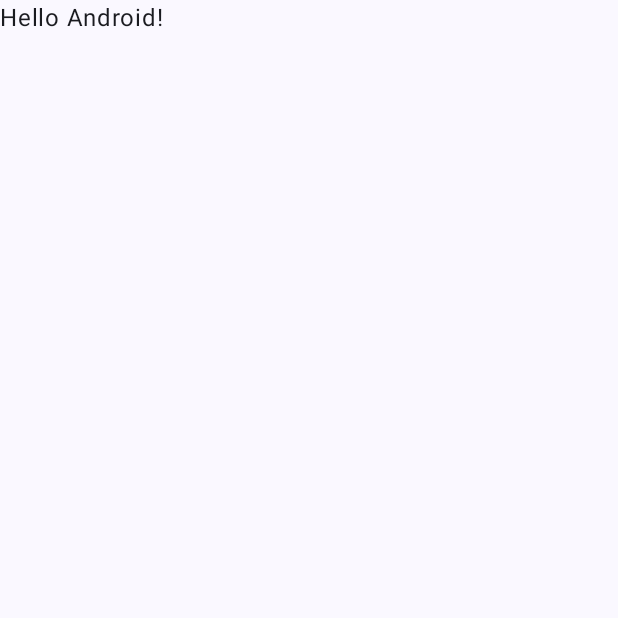
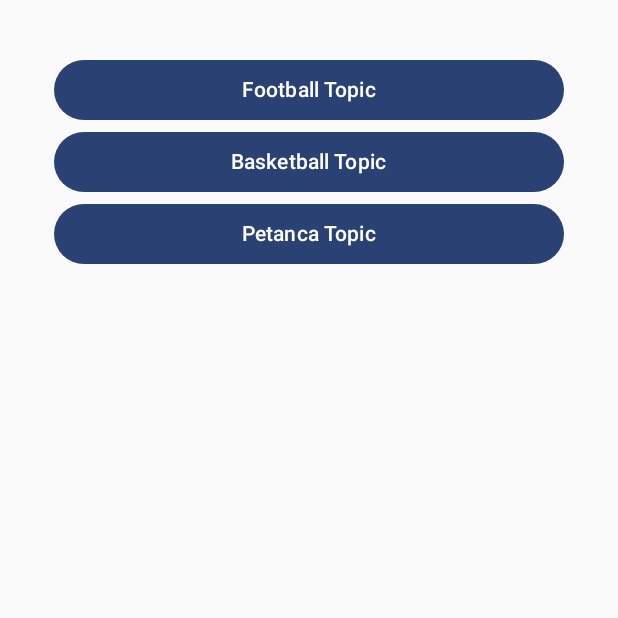
Before and after one commit to DavidGlezQ/FirebaseBasicNotifications, an Android app built with Jetpack Compose: the screen it shows after launch (MainActivity), on a phone screen of 412 x 824 dp, the top half of it. Before the commit the part shown is almost empty. Run offline under Robolectric (Android 15) with nearby library versions, the phone set to English and light mode, and no system bars; our stand-ins replace Dagger/Hilt's generated code.

Commit message:
topics advanced notifications

```diff
--- a/app/src/main/java/com/david/glez/firebasebasicnotifications/MainActivity.kt
+++ b/app/src/main/java/com/david/glez/firebasebasicnotifications/MainActivity.kt
@@ -5,21 +5,30 @@ import android.util.Log
 import androidx.activity.ComponentActivity
 import androidx.activity.compose.setContent
 import androidx.activity.enableEdgeToEdge
+import androidx.activity.viewModels
+import androidx.compose.foundation.layout.Column
 import androidx.compose.foundation.layout.fillMaxSize
+import androidx.compose.foundation.layout.fillMaxWidth
 import androidx.compose.foundation.layout.padding
-import androidx.compose.material3.Scaffold
+import androidx.compose.material3.Button
 import androidx.compose.material3.Text
 import androidx.compose.runtime.Composable
+import androidx.compose.ui.Alignment.Companion.CenterHorizontally
 import androidx.compose.ui.Modifier
 import androidx.compose.ui.tooling.preview.Preview
+import androidx.compose.ui.unit.dp
+import com.david.glez.firebasebasicnotifications.data.TopicsService.Companion.BASKETBALL_TOPIC
+import com.david.glez.firebasebasicnotifications.data.TopicsService.Companion.FOOTBALL_TOPIC
+import com.david.glez.firebasebasicnotifications.data.TopicsService.Companion.PETANCA_TOPIC
 import com.david.glez.firebasebasicnotifications.ui.theme.FirebaseBasicNotificationsTheme
+import com.david.glez.firebasebasicnotifications.ui.theme.MainViewModel
 import dagger.hilt.android.AndroidEntryPoint
 
 @AndroidEntryPoint
 class MainActivity : ComponentActivity() {
+    val mainViewModel: MainViewModel by viewModels()
     override fun onCreate(savedInstanceState: Bundle?) {
         super.onCreate(savedInstanceState)
-
         //get extras whe the notification is clicked
         val extras = intent.extras
         if (extras != null) {
@@ -29,34 +38,41 @@ class MainActivity : ComponentActivity() {
             Log.i("Message", "$example1")
             Log.i("Message", "$example2")
             Log.i("Message", "$example3")
-
         }
         enableEdgeToEdge()
         setContent {
             FirebaseBasicNotificationsTheme {
-                Scaffold(modifier = Modifier.fillMaxSize()) { innerPadding ->
-                    Greeting(
-                        name = "Android",
-                        modifier = Modifier.padding(innerPadding)
-                    )
-                }
+                Greeting(mainViewModel)
             }
         }
     }
 }
 
 @Composable
-fun Greeting(name: String, modifier: Modifier = Modifier) {
-    Text(
-        text = "Hello $name!",
-        modifier = modifier
-    )
-}
-
-@Preview(showBackground = true)
-@Composable
-fun GreetingPreview() {
-    FirebaseBasicNotificationsTheme {
-        Greeting("Android")
+fun Greeting(mainViewModel: MainViewModel) {
+    Column(
+        modifier = Modifier
+            .fillMaxSize()
+            .padding(36.dp),
+        horizontalAlignment = CenterHorizontally
+    ) {
+        Button(
+            onClick = { mainViewModel.subscribeToTopic(FOOTBALL_TOPIC) },
+            modifier = Modifier.fillMaxWidth()
+        ) {
+            Text(text = "Football Topic")
+        }
+        Button(
+            onClick = { mainViewModel.subscribeToTopic(BASKETBALL_TOPIC) },
+            modifier = Modifier.fillMaxWidth()
+        ) {
+            Text(text = "Basketball Topic")
+        }
+        Button(
+            onClick = { mainViewModel.subscribeToTopic(PETANCA_TOPIC) },
+            modifier = Modifier.fillMaxWidth()
+        ) {
+            Text(text = "Petanca Topic")
+        }
     }
 }
--- /dev/null
+++ b/app/src/main/java/com/david/glez/firebasebasicnotifications/data/TopicsService.kt
@@ -0,0 +1,28 @@
+package com.david.glez.firebasebasicnotifications.data
+
+import android.util.Log
+import com.google.firebase.messaging.FirebaseMessaging
+import javax.inject.Inject
+
+class TopicsService @Inject constructor(val firebaseMessaging: FirebaseMessaging) {
+    companion object {
+        const val FOOTBALL_TOPIC = "football_topic"
+        const val BASKETBALL_TOPIC = "basketball_topic"
+        const val PETANCA_TOPIC = "petanca_topic"
+    }
+
+    fun subscribeToTopic(topic: String) {
+        firebaseMessaging.subscribeToTopic(topic).addOnCompleteListener { task ->
+            if (task.isSuccessful) {
+                Log.i("NotificationSub", "Subscribed to $topic")
+            } else {
+                Log.i("NotificationSub", "error subscribed to $topic")
+            }
+        }
+    }
+
+    fun unsubscribeToTopic(topic: String) {
+        firebaseMessaging.unsubscribeFromTopic(topic)
+
+    }
+}
--- /dev/null
+++ b/app/src/main/java/com/david/glez/firebasebasicnotifications/data/di/DataModule.kt
@@ -0,0 +1,16 @@
+package com.david.glez.firebasebasicnotifications.data.di
+
+import com.google.firebase.ktx.Firebase
+import com.google.firebase.messaging.ktx.messaging
+import dagger.Module
+import dagger.Provides
+import dagger.hilt.InstallIn
+import dagger.hilt.components.SingletonComponent
+
+@Module
+@InstallIn(SingletonComponent::class)
+object DataModule {
+
+    @Provides
+    fun providesFirebaseMessaging() = Firebase.messaging
+}
--- /dev/null
+++ b/app/src/main/java/com/david/glez/firebasebasicnotifications/ui/theme/MainViewModel.kt
@@ -0,0 +1,15 @@
+package com.david.glez.firebasebasicnotifications.ui.theme
+
+import androidx.lifecycle.ViewModel
+import com.david.glez.firebasebasicnotifications.data.TopicsService
+import dagger.hilt.android.lifecycle.HiltViewModel
+import javax.inject.Inject
+
+@HiltViewModel
+class MainViewModel @Inject constructor(val topicsService: TopicsService): ViewModel() {
+
+    fun subscribeToTopic(topic: String) {
+        topicsService.subscribeToTopic(topic = topic)
+
+    }
+}
```
